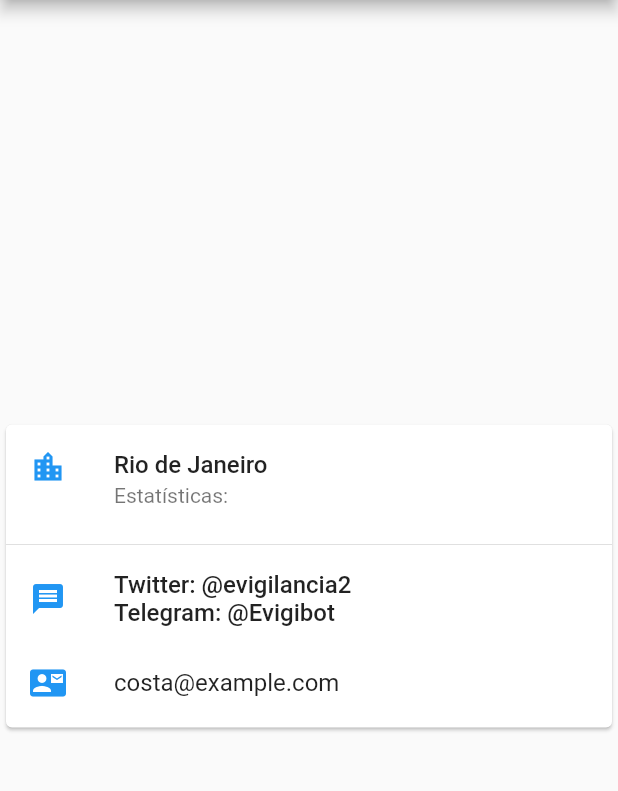
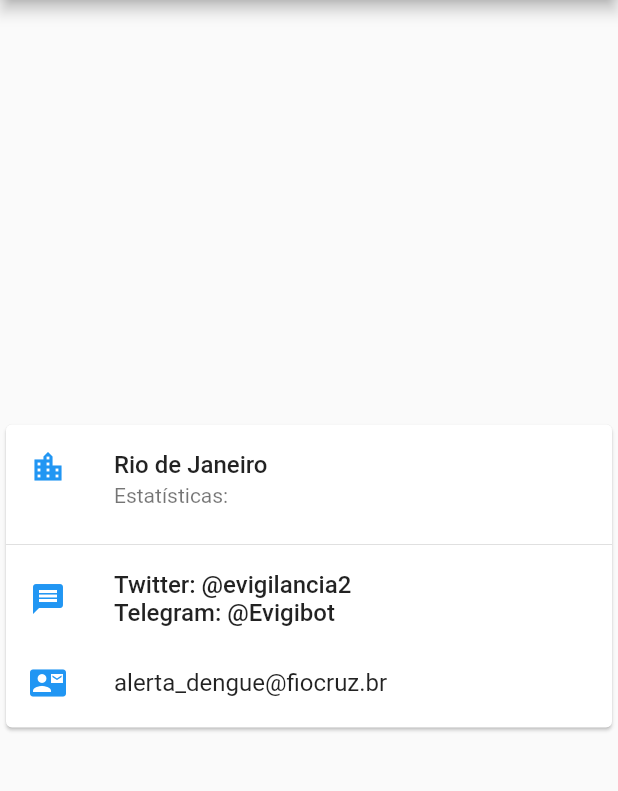
Before and after one commit to AlertaDengue/Infodengue-app, a Flutter app: the screen it shows after launch, on a phone screen of 412 x 824 dp, the part 84-875 px from its top. Run offline on Flutter 3.47's test engine with Material 2 defaults, Android fonts, the phone set to English and light mode, and no system bars.

Commit message:
changed email

```diff
--- a/lib/main.dart
+++ b/lib/main.dart
@@ -131,7 +131,7 @@ class _MyHomePageState extends State<MyHomePage> {
                 ),
               ),
               ListTile(
-                title: Text('costa@example.com'),
+                title: Text('alerta_dengue@fiocruz.br'),
                 leading: Icon(
                   Icons.contact_mail,
                   color: Colors.blue[500],
```
